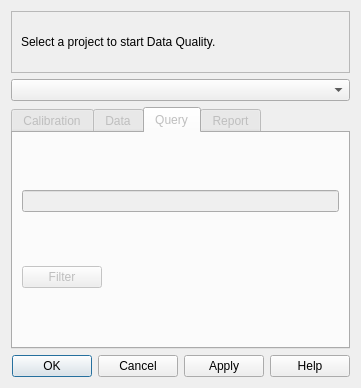
Above: dataquality.ui from tribeiro/soarlog before the change. Below: the same form after it.
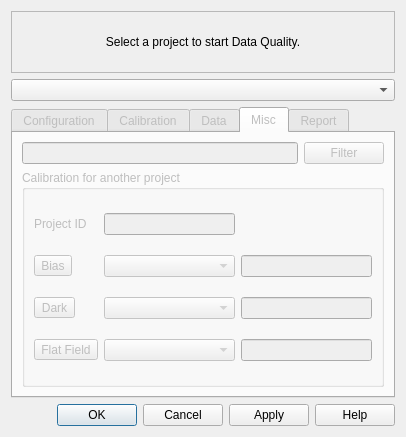
That is the form after the change. The open tabs and pages were chosen to show the change.

Diff of the .ui file:
```diff
--- a/dataquality.ui
+++ b/dataquality.ui
@@ -6,8 +6,8 @@
    <rect>
     <x>0</x>
     <y>0</y>
-    <width>361</width>
-    <height>388</height>
+    <width>406</width>
+    <height>437</height>
    </rect>
   </property>
   <property name="windowTitle">
@@ -30,11 +30,17 @@
        <layout class="QVBoxLayout" name="verticalLayout_2">
         <item>
          <widget class="QLabel" name="label">
+          <property name="layoutDirection">
+           <enum>Qt::LeftToRight</enum>
+          </property>
           <property name="text">
            <string>
 Select a project to start Data Quality.
 </string>
           </property>
+          <property name="alignment">
+           <set>Qt::AlignCenter</set>
+          </property>
          </widget>
         </item>
        </layout>
@@ -45,9 +51,56 @@
        <property name="enabled">
         <bool>false</bool>
        </property>
+       <property name="layoutDirection">
+        <enum>Qt::LeftToRight</enum>
+       </property>
        <property name="currentIndex">
         <number>0</number>
        </property>
+       <widget class="QWidget" name="tab_5">
+        <attribute name="title">
+         <string>Configuration</string>
+        </attribute>
+        <layout class="QGridLayout" name="gridLayout_6">
+         <item row="0" column="1">
+          <widget class="QLineEdit" name="lineEditSemesterID"/>
+         </item>
+         <item row="0" column="0">
+          <widget class="QLabel" name="label_2">
+           <property name="text">
+            <string>Semester ID</string>
+           </property>
+          </widget>
+         </item>
+         <item row="1" column="1">
+          <widget class="QLineEdit" name="lineEditPathToData"/>
+         </item>
+         <item row="1" column="0">
+          <widget class="QLabel" name="label_3">
+           <property name="text">
+            <string>Path to store
+data</string>
+           </property>
+          </widget>
+         </item>
+         <item row="3" column="1">
+          <widget class="QPushButton" name="pushButton">
+           <property name="sizePolicy">
+            <sizepolicy hsizetype="Fixed" vsizetype="Fixed">
+             <horstretch>0</horstretch>
+             <verstretch>0</verstretch>
+            </sizepolicy>
+           </property>
+           <property name="layoutDirection">
+            <enum>Qt::RightToLeft</enum>
+           </property>
+           <property name="text">
+            <string>Browse</string>
+           </property>
+          </widget>
+         </item>
+        </layout>
+       </widget>
        <widget class="QWidget" name="tab">
         <attribute name="title">
          <string>Calibration</string>
@@ -136,13 +189,13 @@
        </widget>
        <widget class="QWidget" name="tab_3">
         <attribute name="title">
-         <string>Query</string>
+         <string>Misc</string>
         </attribute>
-        <layout class="QVBoxLayout" name="verticalLayout_4">
-         <item>
+        <layout class="QGridLayout" name="gridLayout_5">
+         <item row="0" column="1">
           <widget class="QLineEdit" name="queryDB"/>
          </item>
-         <item>
+         <item row="0" column="2">
           <widget class="QPushButton" name="runQueryDB">
            <property name="sizePolicy">
             <sizepolicy hsizetype="Maximum" vsizetype="Maximum">
@@ -158,6 +211,64 @@
            </property>
           </widget>
          </item>
+         <item row="1" column="1" colspan="2">
+          <widget class="QGroupBox" name="groupBox">
+           <property name="title">
+            <string>Calibration for another project</string>
+           </property>
+           <layout class="QGridLayout" name="gridLayout_8">
+            <item row="1" column="0">
+             <widget class="QToolButton" name="toolButton">
+              <property name="text">
+               <string>Bias</string>
+              </property>
+             </widget>
+            </item>
+            <item row="2" column="0">
+             <widget class="QToolButton" name="toolButton_2">
+              <property name="text">
+               <string>Dark</string>
+              </property>
+             </widget>
+            </item>
+            <item row="3" column="0">
+             <widget class="QToolButton" name="toolButton_3">
+              <property name="text">
+               <string>Flat Field</string>
+              </property>
+             </widget>
+            </item>
+            <item row="1" column="1">
+             <widget class="QComboBox" name="comboBox_2"/>
+            </item>
+            <item row="2" column="1">
+             <widget class="QComboBox" name="comboBox_3"/>
+            </item>
+            <item row="3" column="1">
+             <widget class="QComboBox" name="comboBox_4"/>
+            </item>
+            <item row="1" column="2">
+             <widget class="QLineEdit" name="lineEdit"/>
+            </item>
+            <item row="2" column="2">
+             <widget class="QLineEdit" name="lineEdit_2"/>
+            </item>
+            <item row="3" column="2">
+             <widget class="QLineEdit" name="lineEdit_3"/>
+            </item>
+            <item row="0" column="0">
+             <widget class="QLabel" name="label_4">
+              <property name="text">
+               <string>Project ID</string>
+              </property>
+             </widget>
+            </item>
+            <item row="0" column="1">
+             <widget class="QLineEdit" name="lineEdit_4"/>
+            </item>
+           </layout>
+          </widget>
+         </item>
         </layout>
        </widget>
        <widget class="QWidget" name="tab_4">
```
